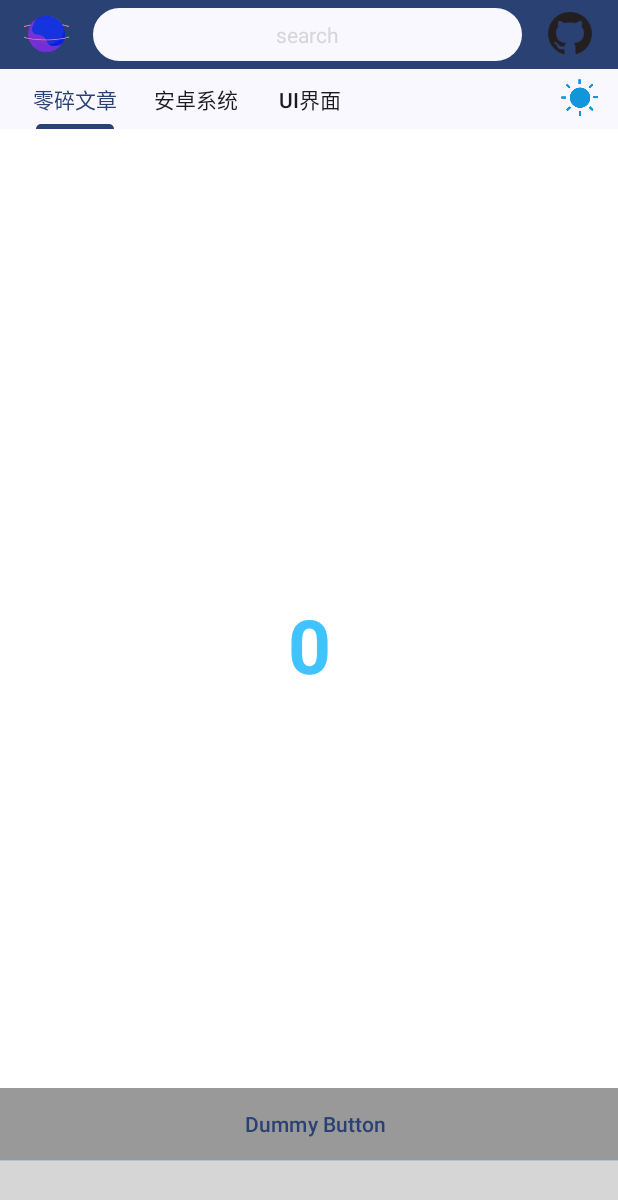
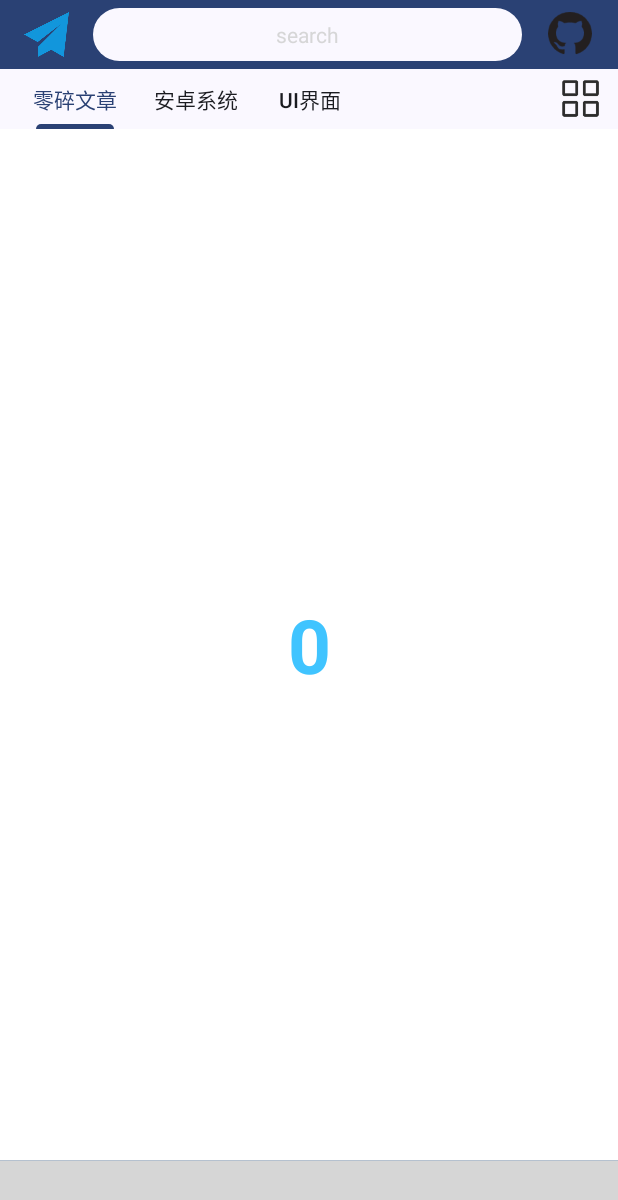
Before and after one commit to SuZhelevel6/PlayDemo, an Android app: the MainActivity screen opened directly, with no data from a screen before it, on a phone screen of 412 x 824 dp. Shown: the top 1200 px of the screen. Run offline under Robolectric (Android 15) with nearby library versions, the phone set to English and light mode, and no system bars; libraries missing offline, so code that uses them is left out: com.angcyo.tablayout, com.blankj.utilcode, com.qmuiteam.qmui; plain views replace DslTabLayout; 5 statements that could not run were skipped; grey boxes are pictures that could not be loaded.

Commit message:
refactor: 未实现的Fragment改成TestFragment，修改一些图标，去掉无用的button，修改皮肤按钮的位置

```diff
--- a/app/src/main/java/com/suzhe/playdemo/component/test/DialogExampleFragment.kt
+++ b/app/src/main/java/com/suzhe/playdemo/component/dialogX/DialogExampleFragment.kt
@@ -1,4 +1,4 @@
-package com.suzhe.playdemo.component.test
+package com.suzhe.playdemo.component.dialogX
 
 import android.content.ActivityNotFoundException
 import android.content.Intent
--- a/app/src/main/java/com/suzhe/playdemo/component/library/LibraryContentActivity.kt
+++ b/app/src/main/java/com/suzhe/playdemo/component/library/LibraryContentActivity.kt
@@ -2,7 +2,7 @@ package com.suzhe.playdemo.component.library
 
 import androidx.fragment.app.Fragment
 import com.suzhe.playdemo.base.activity.BaseViewModelActivity
-import com.suzhe.playdemo.component.test.DialogExampleFragment
+import com.suzhe.playdemo.component.dialogX.DialogExampleFragment
 import com.suzhe.playdemo.databinding.ActivityLibraryContentBinding
 import com.suzhe.playdemo.utils.Constants.FRAGMENT_ID
 
--- a/app/src/main/java/com/suzhe/playdemo/component/main/MainActivity.kt
+++ b/app/src/main/java/com/suzhe/playdemo/component/main/MainActivity.kt
@@ -204,8 +204,8 @@ class MainActivity : BaseViewModelActivity<ActivityMainBinding>() {
             // 5. 设置全局按钮的布局参数：按钮置于右下角，并设置底部与右侧外边距
             val globalBtnLp = LayoutParams(btnSize, btnSize).apply {
                 gravity = Gravity.BOTTOM or Gravity.RIGHT
-                bottomMargin = QMUIDisplayHelper.dp2px(context, 60)
-                rightMargin = QMUIDisplayHelper.dp2px(context, 24)
+                bottomMargin = QMUIDisplayHelper.dp2px(context, 120)
+                rightMargin = QMUIDisplayHelper.dp2px(context, 20)
             }
 
             // 6. 设置按钮皮肤属性，支持动态换肤
--- a/app/src/main/java/com/suzhe/playdemo/component/main/MainAdapter.kt
+++ b/app/src/main/java/com/suzhe/playdemo/component/main/MainAdapter.kt
@@ -5,6 +5,7 @@ import androidx.fragment.app.FragmentActivity
 import androidx.viewpager2.adapter.FragmentStateAdapter
 import com.suzhe.playdemo.component.discovery.DiscoveryFragment
 import com.suzhe.playdemo.component.library.LibraryFragment
+import com.suzhe.playdemo.component.test.TestFragment
 
 class MainAdapter(fragmentActivity: FragmentActivity, private val count: Int) :
     FragmentStateAdapter(fragmentActivity) {
@@ -15,8 +16,8 @@ class MainAdapter(fragmentActivity: FragmentActivity, private val count: Int) :
     override fun createFragment(position: Int): Fragment {
         return when (position) {
             1 -> LibraryFragment.newInstance()
-            2 -> DiscoveryFragment.newInstance()
-            3 -> DiscoveryFragment.newInstance()
+            2 -> TestFragment.newInstance()
+            3 -> TestFragment.newInstance()
             else -> DiscoveryFragment.newInstance()
         }
     }
--- /dev/null
+++ b/app/src/main/java/com/suzhe/playdemo/component/test/TestFragment.kt
@@ -0,0 +1,33 @@
+package com.suzhe.playdemo.component.test
+
+import android.os.Bundle
+import android.os.Handler
+import android.os.Looper
+import android.view.LayoutInflater
+import android.view.View
+import android.view.ViewGroup
+import android.view.WindowManager
+import android.widget.Button
+import androidx.appcompat.app.AppCompatActivity
+import androidx.fragment.app.Fragment
+import com.suzhe.playdemo.base.fragment.BaseViewModelFragment
+import com.suzhe.playdemo.component.discovery.DiscoveryFragment
+import com.suzhe.playdemo.databinding.FragmentDiscoveryBinding
+import com.suzhe.playdemo.databinding.FragmentTestBinding
+
+/**
+ * An example full-screen fragment that shows and hides the system UI (i.e.
+ * status bar and navigation/system bar) with user interaction.
+ */
+class TestFragment : BaseViewModelFragment<FragmentTestBinding>() {
+
+    companion object {
+        fun newInstance(): TestFragment {
+            val args = Bundle()
+
+            val fragment = TestFragment()
+            fragment.arguments = args
+            return fragment
+        }
+    }
+}
--- a/app/src/main/res/layout/fragment_article.xml
+++ b/app/src/main/res/layout/fragment_article.xml
@@ -37,14 +37,6 @@
             android:orientation="horizontal"
             tools:ignore="UselessParent">
 
-            <Button
-                android:id="@+id/dummy_button"
-                style="?android:attr/buttonBarButtonStyle"
-                android:layout_width="0dp"
-                android:layout_height="wrap_content"
-                android:layout_weight="1"
-                android:text="@string/dummy_button" />
-
         </LinearLayout>
     </FrameLayout>
 
--- a/app/src/main/res/layout/fragment_discovery.xml
+++ b/app/src/main/res/layout/fragment_discovery.xml
@@ -70,7 +70,7 @@
             android:layout_width="@dimen/d30"
             android:layout_height="@dimen/d30"
             android:layout_marginLeft="@dimen/padding_meddle"
-            android:src="@drawable/sun" />
+            android:src="@drawable/img_dialogx_demo_recommend" />
     </LinearLayout>
 
     <com.suzhe.playdemo.view.NestedScrollableHost
```
Also changed, not shown: app/src/main/res/layout/fragment_test.xml (added, +21 -0 lines), app/src/main/res/drawable/logo.webp, app/src/main/res/drawable/skin.webp.
